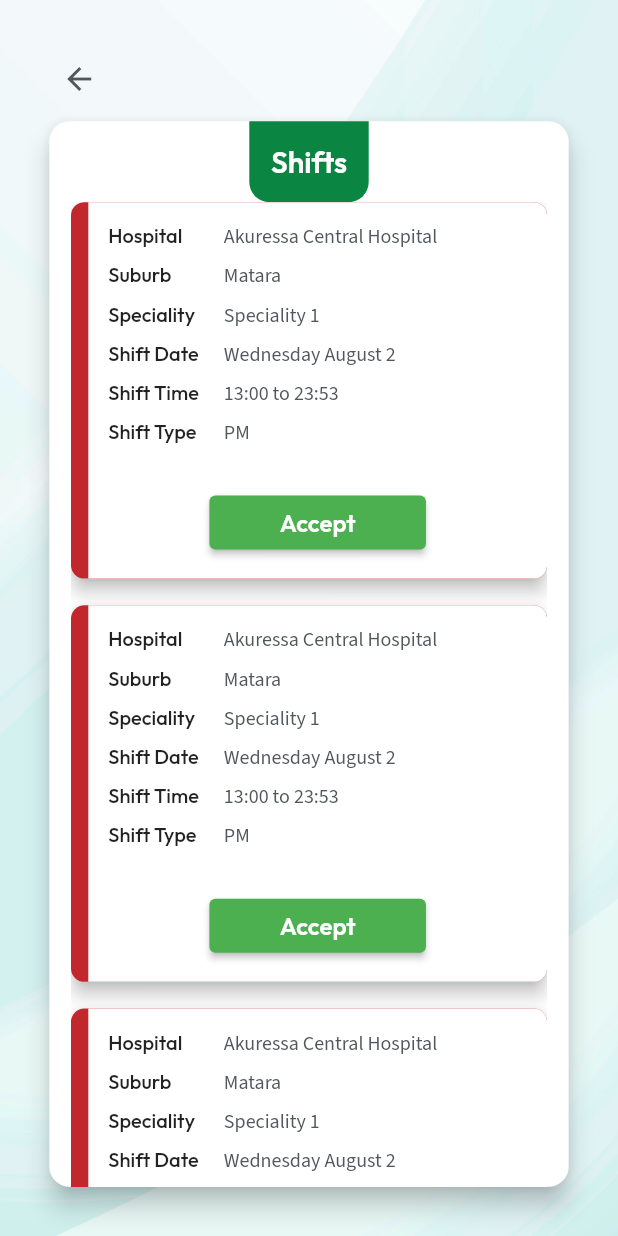
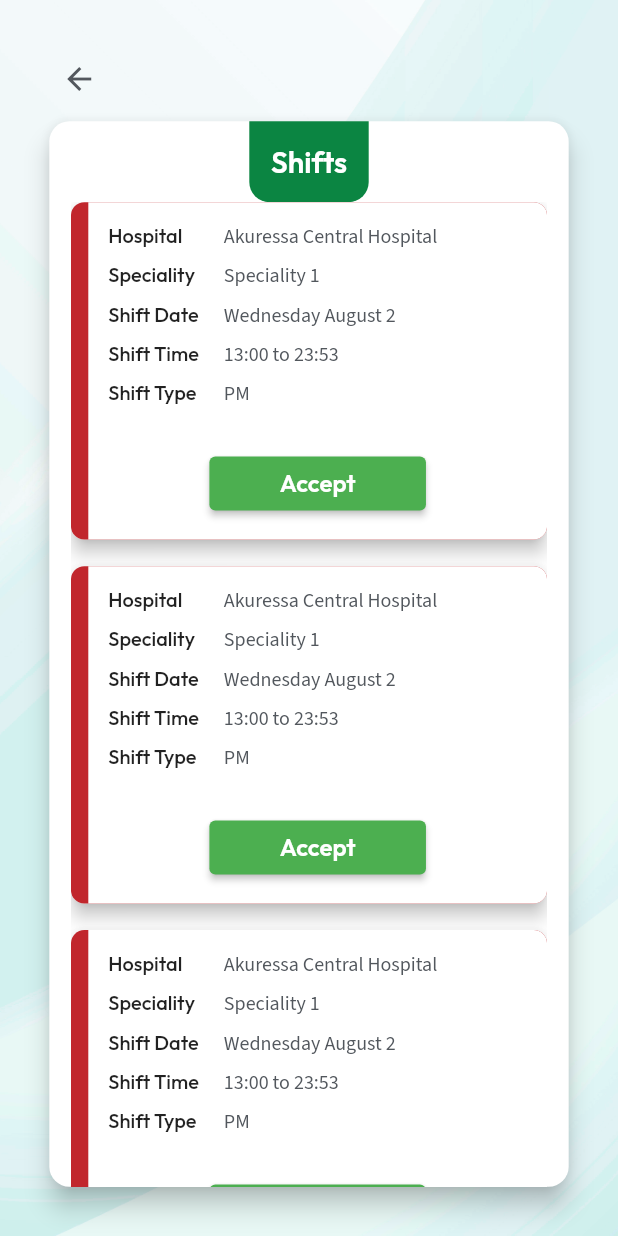
Before and after one commit to dnadawa/TOP, a Flutter app: the MyShifts screen opened directly, on a phone screen of 412 x 824 dp. Run offline on Flutter 3.47's test engine with Material 2 defaults, Android fonts, the phone set to English and light mode, and no system bars; our stand-ins replace cloud_firestore, firebase_auth, firebase_core, flutter_screenutil, fluttertoast, google_fonts and 3 more; accounts and stored records are empty; generated files the repository leaves out were written again.

```diff
--- a/lib/constants.dart
+++ b/lib/constants.dart
@@ -7,14 +7,20 @@ final kDisabledSecondary = Color(0xffE5E5E5);
 final kGreyText = Color(0xff52575D);
 final kOrange = Color(0xffE68C36);
 
-enum JobStatus {Confirmed, Available, Completed}
-enum Role {Nurse, Manager}
+enum JobStatus { Confirmed, Available, Completed }
+
+enum Role { Nurse, Manager }
 
 final specialities = [
   'Anaesthetic',
+  'Cell Salvage',
+  'Scrub/Scout',
   'Recovery',
-  'S/S',
+  'Pre-admission',
   'Ward',
+  'CSSD',
+  'Porter',
+  'None',
 ];
 
 extension TimeOfDayConverter on TimeOfDay {
--- a/lib/views/hospital/hospital_job_details.dart
+++ b/lib/views/hospital/hospital_job_details.dart
@@ -44,7 +44,6 @@ class HospitalJobDetails extends StatelessWidget {
                   child: ShiftTile(
                     hospital: job.hospital,
                     shiftType: job.shiftType,
-                    suburb: '',
                     shiftTime: "${job.shiftStartTime} to ${job.shiftEndTime}",
                     shiftDate: DateFormat('EEEE MMMM dd').format(job.shiftDate),
                     specialty: job.speciality,
--- a/lib/views/hospital/hospital_page_selector.dart
+++ b/lib/views/hospital/hospital_page_selector.dart
@@ -49,7 +49,7 @@ class _HospitalPageSelectorState extends State<HospitalPageSelector> {
                 : tabIndex == 3
                 ? JobStatus.Completed
                 : JobStatus.Available,
-            hospital: user,
+            manager: user,
           ),
         ],
       ),
--- a/lib/views/my_shifts.dart
+++ b/lib/views/my_shifts.dart
@@ -47,7 +47,6 @@ class MyShifts extends StatelessWidget {
                           padding: EdgeInsets.only(bottom: 20.h),
                           child: ShiftTile(
                             hospital: 'Akuressa Central Hospital',
-                            suburb: 'Matara',
                             shiftType: "PM",
                             shiftTime: "13:00 to 23:53",
                             shiftDate: 'Wednesday August 2',
--- a/lib/views/single_timesheet.dart
+++ b/lib/views/single_timesheet.dart
@@ -47,7 +47,6 @@ class SingleTimesheet extends StatelessWidget {
                             //shift details
                             ShiftTile(
                               hospital: 'Akuressa Central Hospital',
-                              suburb: 'Matara',
                               shiftType: "PM",
                               shiftTime: "13:00 to 23:53",
                               shiftDate: 'Wednesday August 2',
--- a/lib/views/timesheets.dart
+++ b/lib/views/timesheets.dart
@@ -41,7 +41,6 @@ class TimeSheets extends StatelessWidget {
                                   Expanded(
                                     child: ShiftTile(
                                       hospital: 'Akuressa Central Hospital',
-                                      suburb: 'Matara',
                                       shiftType: "PM",
                                       shiftTime: "13:00 to 23:53",
                                       shiftDate: 'Wednesday August 2',
--- a/lib/widgets/shift_tile.dart
+++ b/lib/widgets/shift_tile.dart
@@ -8,7 +8,6 @@ import 'package:top/widgets/input_filed.dart';
 class ShiftTile extends StatelessWidget {
   final bool showAcceptButton;
   final String hospital;
-  final String suburb;
   final String shiftType;
   final String shiftTime;
   final String shiftDate;
@@ -22,7 +21,6 @@ class ShiftTile extends StatelessWidget {
     super.key,
     this.showAcceptButton = false,
     required this.hospital,
-    required this.suburb,
     required this.shiftType,
     required this.shiftTime,
     this.showFrontStrip = false,
@@ -76,28 +74,6 @@ class ShiftTile extends StatelessWidget {
                     ),
                     Text(
                       hospital,
-                      style: GoogleFonts.sourceSansPro(
-                          fontSize: 15.sp, fontWeight: FontWeight.w400, color: kGreyText),
-                    ),
-                  ],
-                ),
-                SizedBox(height: 8.h),
-
-                //suburb
-                Row(
-                  children: [
-                    SizedBox(
-                      width: 80.w,
-                      child: Text(
-                        'Suburb',
-                        style: TextStyle(
-                          fontSize: 15.sp,
-                          fontWeight: FontWeight.w500,
-                        ),
-                      ),
-                    ),
-                    Text(
-                      suburb,
                       style: GoogleFonts.sourceSansPro(
                           fontSize: 15.sp, fontWeight: FontWeight.w400, color: kGreyText),
                     ),
```
Also changed, not shown: lib/views/hospital/hospital_jobs.dart (+12 -10 lines).
